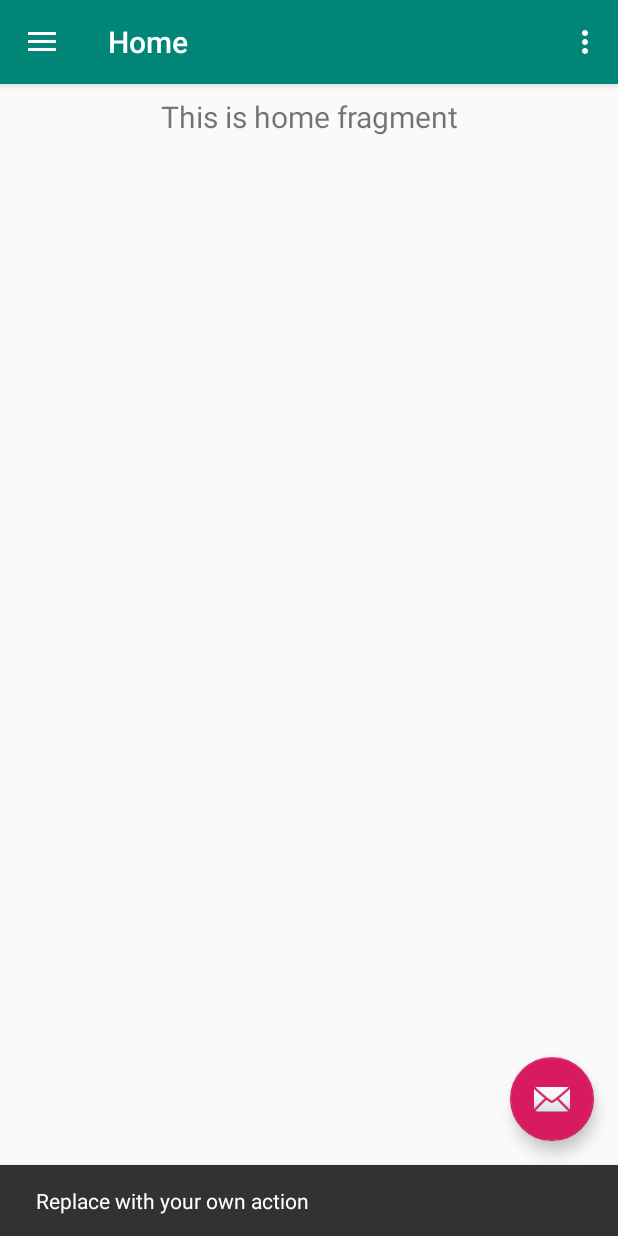
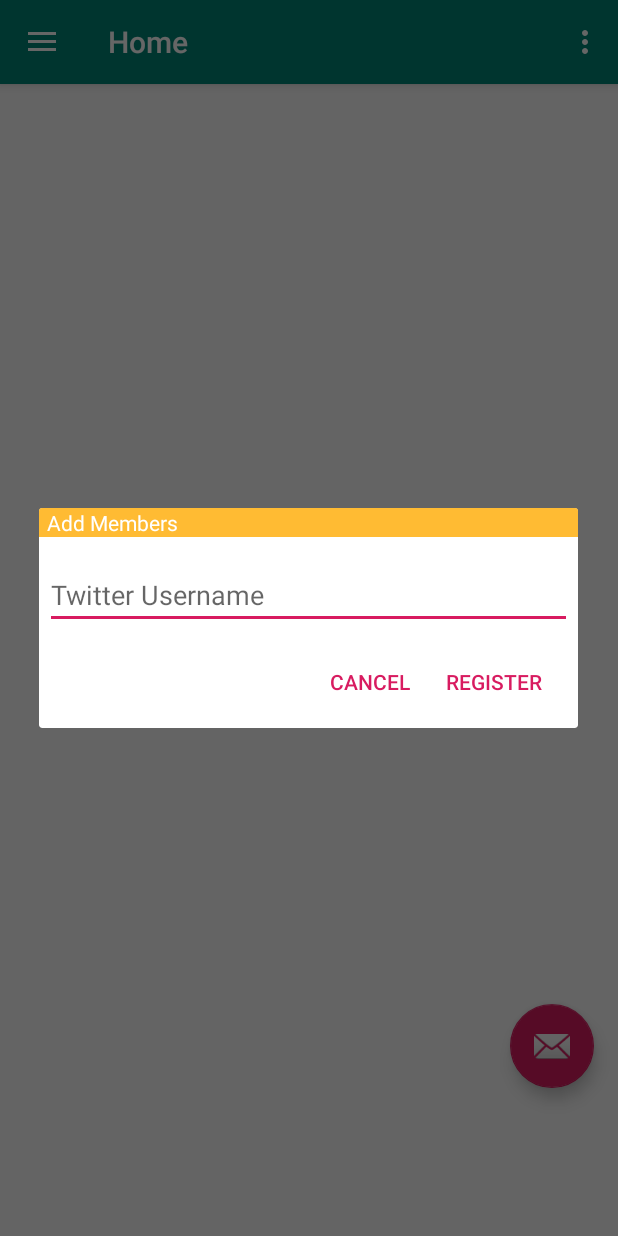
Before and after one commit to patelmit911/EmoTrack, an Android app: the screen it shows after launch once a user with an empty profile is signed in (MainActivity), after a tap on an icon or button, on a phone screen of 412 x 824 dp. Run offline under Robolectric (Android 15) with nearby library versions, the phone set to English and light mode, and no system bars; our stand-ins replace Firebase (no records; nobody signed in at launch, a user with empty details on screens opened directly), navigation-ui; libraries missing offline, so code that uses them is left out: com.firebase.ui, com.twitter.sdk.

Commit message:
Changes for Homepage and logout

```diff
--- a/app/build.gradle
+++ b/app/build.gradle
@@ -34,4 +34,6 @@ dependencies {
     testImplementation 'junit:junit:4.12'
     androidTestImplementation 'androidx.test.ext:junit:1.1.0'
     androidTestImplementation 'androidx.test.espresso:espresso-core:3.1.1'
+    implementation 'com.twitter.sdk.android:twitter:3.1.1'
+    implementation 'com.twitter.sdk.android:twitter-core:3.1.1'
 }
--- a/app/src/main/AndroidManifest.xml
+++ b/app/src/main/AndroidManifest.xml
@@ -25,4 +25,8 @@
             android:theme="@style/AppTheme.NoActionBar"></activity>
     </application>
 
+    <uses-permission android:name="android.permission.INTERNET" />
+    <uses-permission android:name="android.permission.WRITE_EXTERNAL_STORAGE" />
+    <uses-permission android:name="android.permission.READ_EXTERNAL_STORAGE" />
+
 </manifest>
--- a/app/src/main/java/edu/asu/mcgroup27/emotrack/LauncherActivity.java
+++ b/app/src/main/java/edu/asu/mcgroup27/emotrack/LauncherActivity.java
@@ -4,6 +4,7 @@ import androidx.appcompat.app.AppCompatActivity;
 
 import android.content.Intent;
 import android.os.Bundle;
+import android.util.Log;
 
 import com.firebase.ui.auth.AuthUI;
 import com.firebase.ui.auth.IdpResponse;
@@ -15,17 +16,20 @@ import java.util.List;
 
 public class LauncherActivity extends AppCompatActivity {
 
+    private final String TAG = "LauncherActivity";
+
     FirebaseAuth auth;
     private static final int RC_SIGN_IN = 9001;
 
     @Override
     protected void onCreate(Bundle savedInstanceState) {
         super.onCreate(savedInstanceState);
+        Log.v(TAG, "<Suprateem>LauncherActivity!", new Throwable());
         auth = FirebaseAuth.getInstance();
         FirebaseUser currentUser = auth.getCurrentUser();
         auth.signOut();
         Intent start;
-        if(currentUser == null) {
+        if (currentUser == null) {
             List<AuthUI.IdpConfig> providers = Arrays.asList(
                     new AuthUI.IdpConfig.EmailBuilder().build(),
                     new AuthUI.IdpConfig.GoogleBuilder().build());
@@ -37,8 +41,7 @@ public class LauncherActivity extends AppCompatActivity {
                             .setAvailableProviders(providers)
                             .build(),
                     RC_SIGN_IN);
-        }
-        else {
+        } else {
             start = new Intent(this, MainActivity.class);
             startActivity(start);
             LauncherActivity.this.finish();
--- a/app/src/main/java/edu/asu/mcgroup27/emotrack/MainActivity.java
+++ b/app/src/main/java/edu/asu/mcgroup27/emotrack/MainActivity.java
@@ -9,6 +9,7 @@ import com.google.android.gms.tasks.Task;
 import com.google.android.material.floatingactionbutton.FloatingActionButton;
 import com.google.android.material.snackbar.Snackbar;
 
+import android.view.MenuItem;
 import android.view.View;
 
 import androidx.annotation.NonNull;
@@ -32,6 +33,8 @@ public class MainActivity extends AppCompatActivity {
     private AppBarConfiguration mAppBarConfiguration;
     private FirebaseAuth firebaseAuth;
 
+    private final String TAG = "SignInActivity";
+
     @Override
     protected void onCreate(Bundle savedInstanceState) {
         super.onCreate(savedInstanceState);
@@ -39,26 +42,6 @@ public class MainActivity extends AppCompatActivity {
         Toolbar toolbar = findViewById(R.id.toolbar);
         setSupportActionBar(toolbar);
 
-
-
-        FloatingActionButton fab = findViewById(R.id.fab);
-        fab.setOnClickListener(new View.OnClickListener() {
-            @Override
-            public void onClick(View view) {
-                Snackbar.make(view, "Replace with your own action", Snackbar.LENGTH_LONG)
-                        .setAction("Action", null).show();
-                AuthUI.getInstance()
-                        .signOut(getApplicationContext())
-                        .addOnCompleteListener(new OnCompleteListener<Void>() {
-                            public void onComplete(@NonNull Task<Void> task) {
-                                // ...
-                                Intent intent = new Intent(MainActivity.this, LauncherActivity.class);
-                                startActivity(intent);
-                                MainActivity.this.finish();
-                            }
-                        });
-            }
-        });
         DrawerLayout drawer = findViewById(R.id.drawer_layout);
         NavigationView navigationView = findViewById(R.id.nav_view);
         // Passing each menu ID as a set of Ids because each
@@ -89,6 +72,19 @@ public class MainActivity extends AppCompatActivity {
     }
 
     @Override
+    public boolean onOptionsItemSelected(MenuItem item) {
+        // Handle item selection
+        switch (item.getItemId()) {
+            case R.id.action_logoff:
+                // add code for signoff
+                return true;
+
+            default:
+                return super.onOptionsItemSelected(item);
+        }
+    }
+
+    @Override
     public boolean onSupportNavigateUp() {
         NavController navController = Navigation.findNavController(this, R.id.nav_host_fragment);
         return NavigationUI.navigateUp(navController, mAppBarConfiguration)
--- a/app/src/main/java/edu/asu/mcgroup27/emotrack/SignInActivity.java
+++ b/app/src/main/java/edu/asu/mcgroup27/emotrack/SignInActivity.java
@@ -3,14 +3,17 @@ package edu.asu.mcgroup27.emotrack;
 import androidx.appcompat.app.AppCompatActivity;
 
 import android.os.Bundle;
+import android.util.Log;
 
 import com.google.android.gms.auth.api.signin.GoogleSignInOptions;
 
 public class SignInActivity extends AppCompatActivity {
+    private final String TAG = "SignInActivity";
 
     @Override
     protected void onCreate(Bundle savedInstanceState) {
         super.onCreate(savedInstanceState);
+        Log.v(TAG, "<Suprateem>SignInActivity!", new Throwable());
         setContentView(R.layout.activity_sign_in);
 
         GoogleSignInOptions gso = new GoogleSignInOptions.Builder(GoogleSignInOptions.DEFAULT_SIGN_IN)
--- a/app/src/main/java/edu/asu/mcgroup27/emotrack/ui/home/HomeFragment.java
+++ b/app/src/main/java/edu/asu/mcgroup27/emotrack/ui/home/HomeFragment.java
@@ -1,34 +1,93 @@
 package edu.asu.mcgroup27.emotrack.ui.home;
 
+import android.app.Dialog;
+import android.content.DialogInterface;
 import android.os.Bundle;
+import android.util.Log;
 import android.view.LayoutInflater;
 import android.view.View;
 import android.view.ViewGroup;
-import android.widget.TextView;
+import android.widget.EditText;
+import com.twitter.sdk.android.core.DefaultLogger;
+import com.twitter.sdk.android.core.Twitter;
+import com.twitter.sdk.android.core.TwitterAuthConfig;
+import com.twitter.sdk.android.core.TwitterConfig;
 
-import androidx.annotation.Nullable;
 import androidx.annotation.NonNull;
+import androidx.appcompat.app.AlertDialog;
 import androidx.fragment.app.Fragment;
-import androidx.lifecycle.Observer;
 import androidx.lifecycle.ViewModelProviders;
+import com.google.android.material.floatingactionbutton.FloatingActionButton;
+import com.twitter.sdk.android.core.TwitterException;
+
+import java.util.ArrayList;
+import java.util.List;
+
 import edu.asu.mcgroup27.emotrack.R;
 
 public class HomeFragment extends Fragment {
+    private final String TAG = "HomeFragment";
 
     private HomeViewModel homeViewModel;
+    private String uName = "";
+    Dialog register;
 
     public View onCreateView(@NonNull LayoutInflater inflater,
-                             ViewGroup container, Bundle savedInstanceState) {
+                             ViewGroup container, final Bundle savedInstanceState) {
         homeViewModel =
                 ViewModelProviders.of(this).get(HomeViewModel.class);
         View root = inflater.inflate(R.layout.fragment_home, container, false);
-        final TextView textView = root.findViewById(R.id.text_home);
-        homeViewModel.getText().observe(this, new Observer<String>() {
+
+        FloatingActionButton fab = root.findViewById(R.id.fab);
+        fab.setOnClickListener(new View.OnClickListener() {
             @Override
-            public void onChanged(@Nullable String s) {
-                textView.setText(s);
+            public void onClick(View view) {
+                register = onCreateDialog(savedInstanceState);
+                register.show();
             }
         });
         return root;
     }
+
+    public void saveUserName() {
+        EditText et = register.findViewById(R.id.username);
+        uName = et.getText().toString();
+        Log.v(TAG, "<Suprateem>saveUserName: " + uName);
+    }
+
+    public Dialog onCreateDialog(Bundle savedInstanceState) {
+        AlertDialog.Builder builder = new AlertDialog.Builder(getActivity());
+        // Get the layout inflater
+        LayoutInflater inflater = requireActivity().getLayoutInflater();
+
+        // Inflate and set the layout for the dialog
+        // Pass null as the parent view because its going in the dialog layout
+        builder.setView(inflater.inflate(R.layout.dialog_signin, null))
+                // Add action buttons
+                .setPositiveButton(R.string.register, new DialogInterface.OnClickListener() {
+                    @Override
+                    public void onClick(DialogInterface dialog, int id) {
+                        saveUserName();
+                    }
+                })
+                .setNegativeButton(R.string.cancel, new DialogInterface.OnClickListener() {
+                    public void onClick(DialogInterface dialog, int id) {
+                        dialog.cancel();
+                    }
+                });
+        return builder.create();
+    }
+
+    public void fetchTwitterInfo() {
+        TwitterConfig config = new TwitterConfig.Builder(getContext())
+                .logger(new DefaultLogger(Log.DEBUG))//enable logging when app is in debug mode
+                .twitterAuthConfig(new TwitterAuthConfig(getResources().getString(R.string.com_twitter_sdk_android_CONSUMER_KEY), getResources().getString(R.string.com_twitter_sdk_android_CONSUMER_SECRET)))//pass the created app Consumer KEY and Secret also called API Key and Secret
+                .debug(true)//enable debug mode
+                .build();
+
+        //finally initialize twitter with created configs
+        Twitter.initialize(config);
+
+
+    }
 }
--- a/app/src/main/res/layout/app_bar_main.xml
+++ b/app/src/main/res/layout/app_bar_main.xml
@@ -22,12 +22,4 @@
 
     <include layout="@layout/content_main" />
 
-    <com.google.android.material.floatingactionbutton.FloatingActionButton
-        android:id="@+id/fab"
-        android:layout_width="wrap_content"
-        android:layout_height="wrap_content"
-        android:layout_gravity="bottom|end"
-        android:layout_margin="@dimen/fab_margin"
-        app:srcCompat="@android:drawable/ic_dialog_email" />
-
 </androidx.coordinatorlayout.widget.CoordinatorLayout>
--- /dev/null
+++ b/app/src/main/res/layout/dialog_signin.xml
@@ -0,0 +1,25 @@
+<?xml version="1.0" encoding="utf-8"?>
+<LinearLayout xmlns:android="http://schemas.android.com/apk/res/android"
+    android:orientation="vertical"
+    android:layout_width="wrap_content"
+    android:layout_height="wrap_content">
+    <TextView
+        android:layout_width="match_parent"
+        android:layout_height="wrap_content"
+        android:scaleType="center"
+        android:background="#FFFFBB33"
+        android:text="@string/register_header"
+        android:textColor="@color/white"
+        android:paddingLeft="5dp"/>
+
+    <EditText
+        android:id="@+id/username"
+        android:inputType="textEmailAddress"
+        android:layout_width="match_parent"
+        android:layout_height="wrap_content"
+        android:layout_marginTop="16dp"
+        android:layout_marginLeft="4dp"
+        android:layout_marginRight="4dp"
+        android:layout_marginBottom="4dp"
+        android:hint="@string/uname" />
+</LinearLayout>
--- a/app/src/main/res/layout/fragment_home.xml
+++ b/app/src/main/res/layout/fragment_home.xml
@@ -1,19 +1,38 @@
 <?xml version="1.0" encoding="utf-8"?>
-<androidx.constraintlayout.widget.ConstraintLayout xmlns:android="http://schemas.android.com/apk/res/android"
+<LinearLayout xmlns:android="http://schemas.android.com/apk/res/android"
     xmlns:app="http://schemas.android.com/apk/res-auto"
+    xmlns:tools="http://schemas.android.com/tools"
     android:layout_width="match_parent"
-    android:layout_height="match_parent">
+    android:layout_height="match_parent"
+    android:orientation="vertical">
 
-    <TextView
-        android:id="@+id/text_home"
+    <TableLayout
         android:layout_width="match_parent"
+        android:layout_height="597dp">
+
+        <TableRow
+            android:layout_width="match_parent"
+            android:layout_height="match_parent" />
+
+        <TableRow
+            android:layout_width="match_parent"
+            android:layout_height="match_parent" />
+
+        <TableRow
+            android:layout_width="match_parent"
+            android:layout_height="match_parent" />
+
+        <TableRow
+            android:layout_width="match_parent"
+            android:layout_height="match_parent" />
+    </TableLayout>
+
+    <com.google.android.material.floatingactionbutton.FloatingActionButton
+        android:id="@+id/fab"
+        android:layout_width="wrap_content"
         android:layout_height="wrap_content"
-        android:layout_marginStart="8dp"
-        android:layout_marginTop="8dp"
-        android:layout_marginEnd="8dp"
-        android:textAlignment="center"
-        android:textSize="20sp"
-        app:layout_constraintEnd_toEndOf="parent"
-        app:layout_constraintStart_toStartOf="parent"
-        app:layout_constraintTop_toTopOf="parent" />
-</androidx.constraintlayout.widget.ConstraintLayout>
+        android:layout_gravity="bottom|end"
+        android:layout_margin="@dimen/fab_margin"
+        app:srcCompat="@android:drawable/ic_dialog_email" />
+
+</LinearLayout>
--- a/app/src/main/res/menu/main.xml
+++ b/app/src/main/res/menu/main.xml
@@ -2,8 +2,8 @@
 <menu xmlns:android="http://schemas.android.com/apk/res/android"
     xmlns:app="http://schemas.android.com/apk/res-auto">
     <item
-        android:id="@+id/action_settings"
+        android:id="@+id/action_logoff"
         android:orderInCategory="100"
-        android:title="@string/action_settings"
+        android:title="@string/logoff"
         app:showAsAction="never" />
 </menu>
--- a/app/src/main/res/values/colors.xml
+++ b/app/src/main/res/values/colors.xml
@@ -3,4 +3,5 @@
     <color name="colorPrimary">#008577</color>
     <color name="colorPrimaryDark">#00574B</color>
     <color name="colorAccent">#D81B60</color>
+    <color name="white">#FFFFFF</color>
 </resources>
--- a/app/src/main/res/values/strings.xml
+++ b/app/src/main/res/values/strings.xml
@@ -6,6 +6,7 @@
     <string name="nav_header_subtitle">android.studio@android.com</string>
     <string name="nav_header_desc">Navigation header</string>
     <string name="action_settings">Settings</string>
+    <string name="logoff">Sign Off</string>
 
     <string name="menu_home">Home</string>
     <string name="menu_gallery">Gallery</string>
@@ -22,4 +23,13 @@
     <string name="invalid_username">Not a valid username</string>
     <string name="invalid_password">Password must be >5 characters</string>
     <string name="login_failed">Login failed</string>
+
+    <string name="register_header">Add Members</string>
+    <string name="register">Register</string>
+    <string name="uname">Twitter Username</string>
+    <string name="cancel">Cancel</string>
+
+    <!-- text view to show user details -->
+    <string name="com_twitter_sdk_android_CONSUMER_KEY">K9phmt7S3dMQuWWAxEF2tgD9g </string>
+    <string name="com_twitter_sdk_android_CONSUMER_SECRET">J8CTVo1syneIKNAJt0KRvsx09Vwvi8BKkyhaL5LwGW4XC4u5b4 </string>
 </resources>
```
Also changed, not shown: 1 other file.
